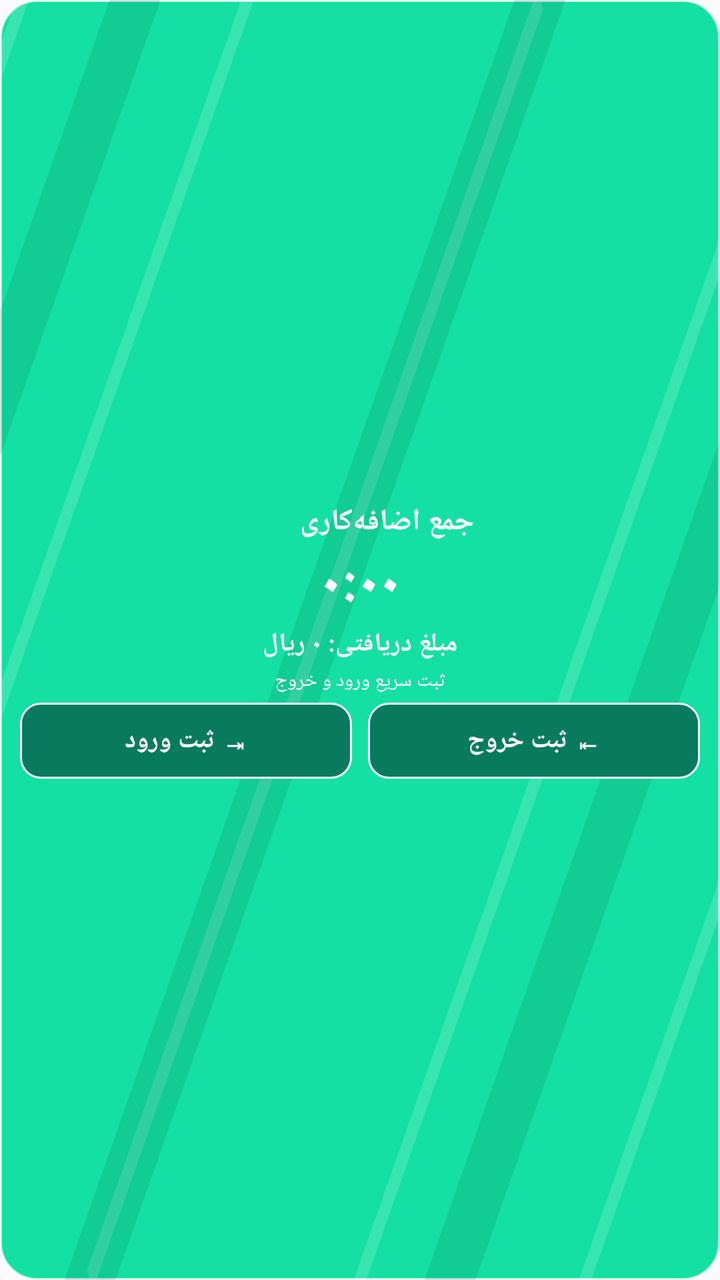
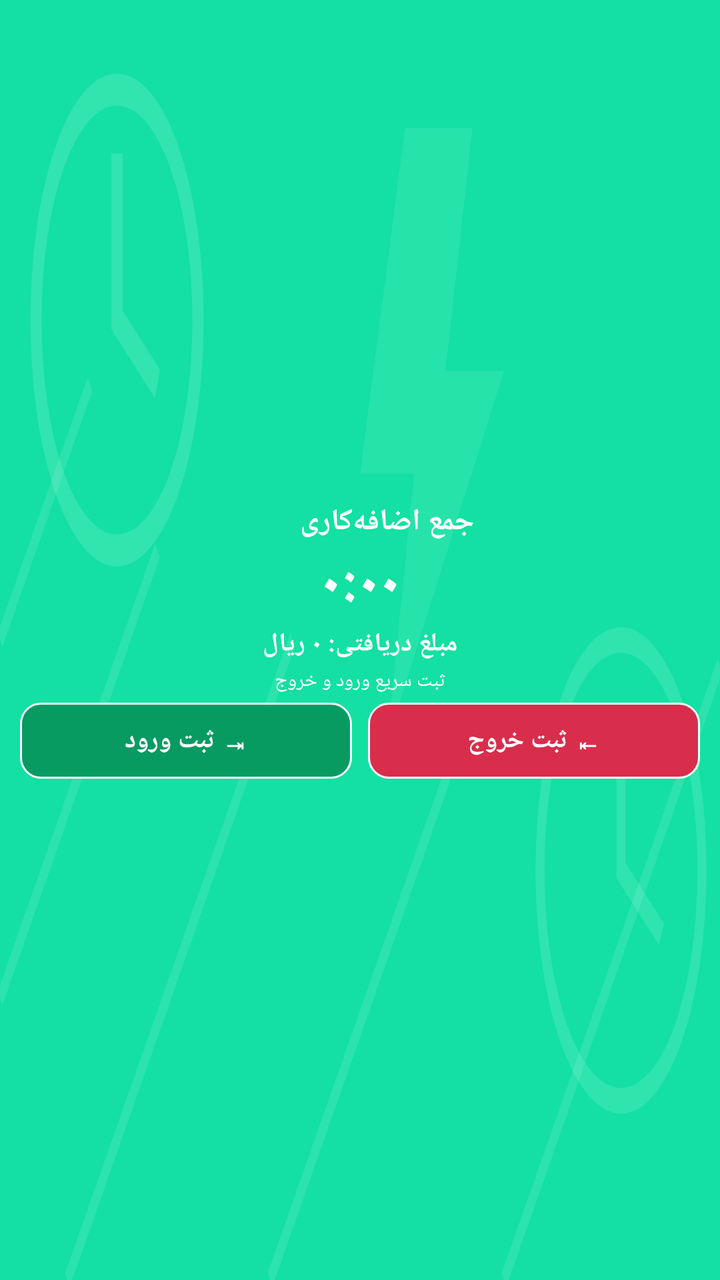

Two renders of the same Android screen: before a commit and after it. Below are the layout's source before the change and the commit's diff.
<!-- AndroidManifest.xml: application theme android:Theme.Material.Light.NoActionBar -->
<!-- res/layout/overtime_widget.xml -->
<LinearLayout xmlns:android="http://schemas.android.com/apk/res/android"
    android:id="@+id/widget_root"
    android:layout_width="match_parent"
    android:layout_height="match_parent"
    android:orientation="vertical"
    android:gravity="center"
    android:padding="10dp"
    android:background="@drawable/widget_background">

    <LinearLayout
        android:layout_width="match_parent"
        android:layout_height="wrap_content"
        android:orientation="horizontal"
        android:gravity="center"
        android:layout_marginBottom="0dp">
        <ImageView
            android:id="@+id/widget_clock"
            android:layout_width="21dp"
            android:layout_height="21dp"
            android:src="@drawable/widget_clock"
            android:contentDescription="ساعت" />
        <TextView
            android:id="@+id/widget_title"
            android:layout_width="wrap_content"
            android:layout_height="wrap_content"
            android:layout_marginStart="6dp"
            android:text="جمع اضافه‌کاری"
            android:textStyle="bold"
            android:textSize="15sp"
            android:gravity="center"
            android:textColor="#ffffff" />
    </LinearLayout>

    <TextView
        android:id="@+id/widget_overtime"
        android:layout_width="match_parent"
        android:layout_height="wrap_content"
        android:text="۰:۰۰"
        android:textStyle="bold"
        android:textSize="30sp"
        android:fontFamily="sans"
        android:gravity="center"
        android:textColor="#ffffff"
        android:paddingTop="0dp"
        android:paddingBottom="0dp" />

    <TextView
        android:id="@+id/widget_amount"
        android:layout_width="match_parent"
        android:layout_height="wrap_content"
        android:text="مبلغ دریافتی: ۰ ریال"
        android:textStyle="bold"
        android:textSize="13sp"
        android:gravity="center"
        android:textColor="#ffffff"
        android:paddingTop="1dp" />

    <TextView
        android:id="@+id/widget_status"
        android:layout_width="match_parent"
        android:layout_height="wrap_content"
        android:text="ثبت سریع ورود و خروج"
        android:textSize="10sp"
        android:gravity="center"
        android:textColor="#ffffff"
        android:paddingTop="3dp"
        android:paddingBottom="4dp" />

    <LinearLayout
        android:layout_width="match_parent"
        android:layout_height="wrap_content"
        android:orientation="horizontal"
        android:gravity="center"
        android:weightSum="2">
        <TextView
            android:id="@+id/widget_check_in"
            android:layout_width="0dp"
            android:layout_height="38dp"
            android:layout_weight="1"
            android:layout_marginEnd="4dp"
            android:background="@drawable/widget_button_bg"
            android:gravity="center"
            android:text="⇥ ثبت ورود"
            android:textColor="#ffffff"
            android:textStyle="bold"
            android:textSize="13sp"
            android:clickable="true"
            android:focusable="true" />
        <TextView
            android:id="@+id/widget_check_out"
            android:layout_width="0dp"
            android:layout_height="38dp"
            android:layout_weight="1"
            android:layout_marginStart="4dp"
            android:background="@drawable/widget_button_bg"
            android:gravity="center"
            android:text="⇤ ثبت خروج"
            android:textColor="#ffffff"
            android:textStyle="bold"
            android:textSize="13sp"
            android:clickable="true"
            android:focusable="true" />
    </LinearLayout>
</LinearLayout>
<!-- resources referenced by this layout -->
<resources>
  <!-- drawable widget_background (drawable) -->
  <layer-list xmlns:android="http://schemas.android.com/apk/res/android">
      <item>
          <shape android:shape="rectangle">
              <solid android:color="#13E0A2" />
              <corners android:radius="18dp" />
              <stroke android:width="1dp" android:color="#A6FFFFFF" />
          </shape>
      </item>
      <item android:drawable="@drawable/widget_pattern" />
  </layer-list>
  <!-- drawable widget_button_bg (drawable) -->
  <shape xmlns:android="http://schemas.android.com/apk/res/android" android:shape="rectangle">
      <solid android:color="#087B5D" />
      <corners android:radius="10dp" />
      <stroke android:width="1dp" android:color="#FFFFFFFF" />
  </shape>
  <!-- drawable widget_clock (drawable) -->
  <vector xmlns:android="http://schemas.android.com/apk/res/android"
      android:width="24dp"
      android:height="24dp"
      android:viewportWidth="24"
      android:viewportHeight="24">
      <path
          android:fillColor="#00000000"
          android:strokeColor="#13e0a2"
          android:strokeWidth="2"
          android:strokeLineCap="round"
          android:strokeLineJoin="round"
          android:pathData="M12,3 A9,9 0,1 0,12 21 A9,9 0,1 0,12 3 M12,7 L12,12 L16,14" />
  </vector>
  <!-- drawable widget_pattern (drawable) -->
  <vector xmlns:android="http://schemas.android.com/apk/res/android"
      android:width="160dp"
      android:height="100dp"
      android:viewportWidth="160"
      android:viewportHeight="100">
      <path android:fillColor="@android:color/transparent" android:strokeColor="#28FFFFFF" android:strokeWidth="2" android:pathData="M-20,25 L25,-20 M-10,65 L65,-10 M20,100 L120,0 M70,110 L170,10 M120,110 L180,50" />
      <path android:fillColor="@android:color/transparent" android:strokeColor="#1A062019" android:strokeWidth="8" android:pathData="M-20,50 L50,-20 M10,110 L130,-10 M80,120 L180,20" />
  </vector>
</resources>

<!-- the commit's change to res/layout/overtime_widget.xml (unified diff, before → after) -->
@@ -1,104 +1,117 @@
-<LinearLayout xmlns:android="http://schemas.android.com/apk/res/android"
+<FrameLayout xmlns:android="http://schemas.android.com/apk/res/android"
     android:id="@+id/widget_root"
     android:layout_width="match_parent"
     android:layout_height="match_parent"
-    android:orientation="vertical"
-    android:gravity="center"
-    android:padding="10dp"
-    android:background="@drawable/widget_background">
+    android:background="#13E0A2">
+
+    <ImageView
+        android:id="@+id/widget_pattern_overlay"
+        android:layout_width="match_parent"
+        android:layout_height="match_parent"
+        android:src="@drawable/widget_pattern"
+        android:scaleType="fitXY"
+        android:alpha="0.65"
+        android:contentDescription="@null" />
 
     <LinearLayout
         android:layout_width="match_parent"
-        android:layout_height="wrap_content"
-        android:orientation="horizontal"
+        android:layout_height="match_parent"
+        android:orientation="vertical"
         android:gravity="center"
-        android:layout_marginBottom="0dp">
-        <ImageView
-            android:id="@+id/widget_clock"
-            android:layout_width="21dp"
-            android:layout_height="21dp"
-            android:src="@drawable/widget_clock"
-            android:contentDescription="ساعت" />
+        android:padding="10dp">
+
+        <LinearLayout
+            android:layout_width="match_parent"
+            android:layout_height="wrap_content"
+            android:orientation="horizontal"
+            android:gravity="center">
+            <ImageView
+                android:id="@+id/widget_clock"
+                android:layout_width="21dp"
+                android:layout_height="21dp"
+                android:src="@drawable/widget_clock"
+                android:contentDescription="ساعت" />
+            <TextView
+                android:id="@+id/widget_title"
+                android:layout_width="wrap_content"
+                android:layout_height="wrap_content"
+                android:layout_marginStart="6dp"
+                android:text="جمع اضافه‌کاری"
+                android:textStyle="bold"
+                android:textSize="15sp"
+                android:gravity="center"
+                android:textColor="#ffffff" />
+        </LinearLayout>
+
         <TextView
-            android:id="@+id/widget_title"
-            android:layout_width="wrap_content"
+            android:id="@+id/widget_overtime"
+            android:layout_width="match_parent"
             android:layout_height="wrap_content"
-            android:layout_marginStart="6dp"
-            android:text="جمع اضافه‌کاری"
+            android:text="۰:۰۰"
             android:textStyle="bold"
-            android:textSize="15sp"
+            android:textSize="30sp"
+            android:fontFamily="sans"
             android:gravity="center"
-            android:textColor="#ffffff" />
-    </LinearLayout>
+            android:textColor="#ffffff"
+            android:paddingTop="0dp"
+            android:paddingBottom="0dp" />
 
-    <TextView
-        android:id="@+id/widget_overtime"
-        android:layout_width="match_parent"
-        android:layout_height="wrap_content"
-        android:text="۰:۰۰"
-        android:textStyle="bold"
-        android:textSize="30sp"
-        android:fontFamily="sans"
-        android:gravity="center"
-        android:textColor="#ffffff"
-        android:paddingTop="0dp"
-        android:paddingBottom="0dp" />
-
-    <TextView
-        android:id="@+id/widget_amount"
-        android:layout_width="match_parent"
-        android:layout_height="wrap_content"
-        android:text="مبلغ دریافتی: ۰ ریال"
-        android:textStyle="bold"
-        android:textSize="13sp"
-        android:gravity="center"
-        android:textColor="#ffffff"
-        android:paddingTop="1dp" />
-
-    <TextView
-        android:id="@+id/widget_status"
-        android:layout_width="match_parent"
-        android:layout_height="wrap_content"
-        android:text="ثبت سریع ورود و خروج"
-        android:textSize="10sp"
-        android:gravity="center"
-        android:textColor="#ffffff"
-        android:paddingTop="3dp"
-        android:paddingBottom="4dp" />
-
-    <LinearLayout
-        android:layout_width="match_parent"
-        android:layout_height="wrap_content"
-        android:orientation="horizontal"
-        android:gravity="center"
-        android:weightSum="2">
         <TextView
-            android:id="@+id/widget_check_in"
-            android:layout_width="0dp"
-            android:layout_height="38dp"
-            android:layout_weight="1"
-            android:layout_marginEnd="4dp"
-            android:background="@drawable/widget_button_bg"
-            android:gravity="center"
-            android:text="⇥ ثبت ورود"
-            android:textColor="#ffffff"
+            android:id="@+id/widget_amount"
+            android:layout_width="match_parent"
+            android:layout_height="wrap_content"
+            android:text="مبلغ دریافتی: ۰ ریال"
             android:textStyle="bold"
             android:textSize="13sp"
-            android:clickable="true"
-            android:focusable="true" />
+            android:gravity="center"
+            android:textColor="#ffffff"
+            android:paddingTop="1dp" />
+
         <TextView
-            android:id="@+id/widget_check_out"
-            android:layout_width="0dp"
-            android:layout_height="38dp"
-            android:layout_weight="1"
-            android:layout_marginStart="4dp"
-            android:background="@drawable/widget_button_bg"
+            android:id="@+id/widget_status"
+            android:layout_width="match_parent"
+            android:layout_height="wrap_content"
+            android:text="ثبت سریع ورود و خروج"
+            android:textSize="10sp"
             android:gravity="center"
-            android:text="⇤ ثبت خروج"
             android:textColor="#ffffff"
-            android:textStyle="bold"
-            android:textSize="13sp"
-            android:clickable="true"
-            android:focusable="true" />
+            android:paddingTop="3dp"
+            android:paddingBottom="4dp" />
+
+        <LinearLayout
+            android:layout_width="match_parent"
+            android:layout_height="wrap_content"
+            android:orientation="horizontal"
+            android:gravity="center"
+            android:weightSum="2">
+            <TextView
+                android:id="@+id/widget_check_in"
+                android:layout_width="0dp"
+                android:layout_height="38dp"
+                android:layout_weight="1"
+                android:layout_marginEnd="4dp"
+                android:background="@drawable/widget_button_in"
+                android:gravity="center"
+                android:text="⇥ ثبت ورود"
+                android:textColor="#ffffff"
+                android:textStyle="bold"
+                android:textSize="13sp"
+                android:clickable="true"
+                android:focusable="true" />
+            <TextView
+                android:id="@+id/widget_check_out"
+                android:layout_width="0dp"
+                android:layout_height="38dp"
+                android:layout_weight="1"
+                android:layout_marginStart="4dp"
+                android:background="@drawable/widget_button_out"
+                android:gravity="center"
+                android:text="⇤ ثبت خروج"
+                android:textColor="#ffffff"
+                android:textStyle="bold"
+                android:textSize="13sp"
+                android:clickable="true"
+                android:focusable="true" />
+        </LinearLayout>
     </LinearLayout>
-</LinearLayout>
+</FrameLayout>
<!-- resource entries referenced after the edit -->
@@ -1,19 +1,14 @@
 <!-- resources referenced by this layout -->
 <resources>
-  <!-- drawable widget_background (drawable) -->
-  <layer-list xmlns:android="http://schemas.android.com/apk/res/android">
-      <item>
-          <shape android:shape="rectangle">
-              <solid android:color="#13E0A2" />
-              <corners android:radius="18dp" />
-              <stroke android:width="1dp" android:color="#A6FFFFFF" />
-          </shape>
-      </item>
-      <item android:drawable="@drawable/widget_pattern" />
-  </layer-list>
-  <!-- drawable widget_button_bg (drawable) -->
+  <!-- drawable widget_button_in (drawable) -->
   <shape xmlns:android="http://schemas.android.com/apk/res/android" android:shape="rectangle">
-      <solid android:color="#087B5D" />
+      <solid android:color="#079B62" />
+      <corners android:radius="10dp" />
+      <stroke android:width="1dp" android:color="#FFFFFFFF" />
+  </shape>
+  <!-- drawable widget_button_out (drawable) -->
+  <shape xmlns:android="http://schemas.android.com/apk/res/android" android:shape="rectangle">
+      <solid android:color="#D92D4C" />
       <corners android:radius="10dp" />
       <stroke android:width="1dp" android:color="#FFFFFFFF" />
   </shape>
@@ -37,8 +32,10 @@
       android:height="100dp"
       android:viewportWidth="160"
       android:viewportHeight="100">
-      <path android:fillColor="@android:color/transparent" android:strokeColor="#28FFFFFF" android:strokeWidth="2" android:pathData="M-20,25 L25,-20 M-10,65 L65,-10 M20,100 L120,0 M70,110 L170,10 M120,110 L180,50" />
-      <path android:fillColor="@android:color/transparent" android:strokeColor="#1A062019" android:strokeWidth="8" android:pathData="M-20,50 L50,-20 M10,110 L130,-10 M80,120 L180,20" />
+      <path android:fillColor="@android:color/transparent" android:strokeColor="#35FFFFFF" android:strokeWidth="2.5" android:pathData="M8,25 A18,18 0,1 1,44,25 A18,18 0,1 1,8,25 M26,12 L26,25 L35,30" />
+      <path android:fillColor="#20FFFFFF" android:pathData="M90,10 L105,10 L99,29 L112,29 L86,58 L92,37 L80,37 Z" />
+      <path android:fillColor="@android:color/transparent" android:strokeColor="#30FFFFFF" android:strokeWidth="2" android:pathData="M120,68 A18,18 0,1 1,156,68 A18,18 0,1 1,120,68 M138,55 L138,68 L147,73" />
+      <path android:fillColor="@android:color/transparent" android:strokeColor="#28FFFFFF" android:strokeWidth="1.5" android:pathData="M0,78 L35,43 M15,100 L65,50 M60,100 L100,60 M0,50 L20,30 M112,100 L160,52" />
   </vector>
 </resources>
 
